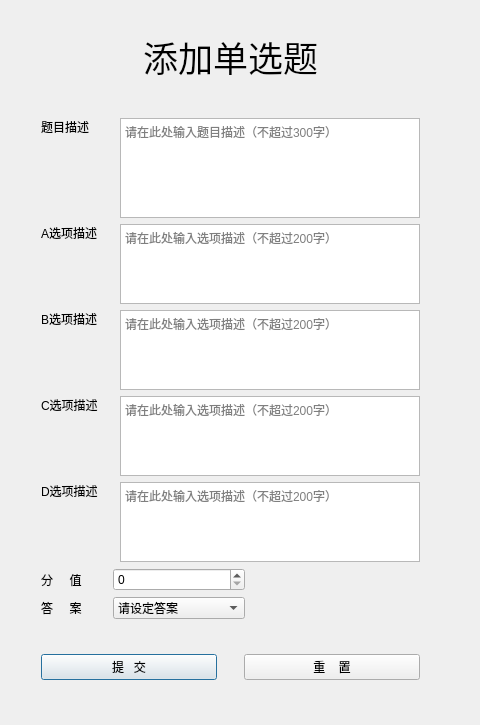
ChenjunYing/examsystem, file ExamSystem/AddChoice.ui: the form before one commit.
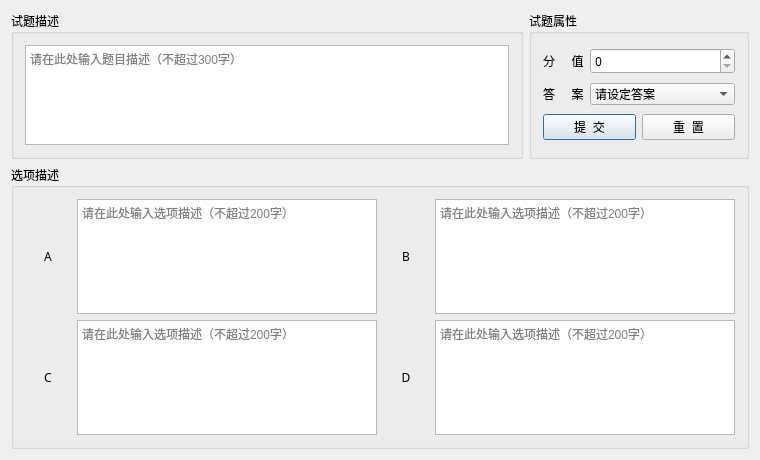
The form after the commit.

What changed in the file:
```diff
--- a/ExamSystem/AddChoice.ui
+++ b/ExamSystem/AddChoice.ui
@@ -6,22 +6,10 @@
    <rect>
     <x>0</x>
     <y>0</y>
-    <width>480</width>
-    <height>725</height>
+    <width>760</width>
+    <height>460</height>
    </rect>
   </property>
-  <property name="minimumSize">
-   <size>
-    <width>480</width>
-    <height>725</height>
-   </size>
-  </property>
-  <property name="maximumSize">
-   <size>
-    <width>480</width>
-    <height>725</height>
-   </size>
-  </property>
   <property name="windowTitle">
    <string>添加单选题</string>
   </property>
@@ -31,88 +19,24 @@
   <property name="modal">
    <bool>false</bool>
   </property>
-  <widget class="QWidget" name="layoutWidget">
-   <property name="geometry">
-    <rect>
-     <x>30</x>
-     <y>20</y>
-     <width>401</width>
-     <height>671</height>
-    </rect>
-   </property>
-   <layout class="QVBoxLayout" name="verticalLayout" stretch="0,0,0,0,0,0,0,0,0,0,0">
+  <layout class="QVBoxLayout" name="verticalLayout_3">
     <item>
-     <widget class="QLabel" name="label">
+    <layout class="QHBoxLayout" name="horizontalLayout_12" stretch="7,3">
+     <item>
+      <widget class="QGroupBox" name="groupBox_2">
       <property name="font">
        <font>
-        <family>黑体</family>
-        <pointsize>26</pointsize>
-        <weight>50</weight>
-        <bold>false</bold>
-       </font>
-      </property>
-      <property name="text">
-       <string>添加单选题</string>
-      </property>
-      <property name="textFormat">
-       <enum>Qt::AutoText</enum>
-      </property>
-      <property name="alignment">
-       <set>Qt::AlignCenter</set>
-      </property>
-     </widget>
-    </item>
-    <item>
-     <spacer name="verticalSpacer">
-      <property name="orientation">
-       <enum>Qt::Vertical</enum>
-      </property>
-      <property name="sizeHint" stdset="0">
-       <size>
-        <width>20</width>
-        <height>40</height>
-       </size>
-      </property>
-     </spacer>
-    </item>
-    <item>
-     <layout class="QHBoxLayout" name="Descriptions" stretch="0,0,0">
-      <item>
-       <widget class="QLabel" name="label_2">
-        <property name="sizePolicy">
-         <sizepolicy hsizetype="Preferred" vsizetype="Expanding">
-          <horstretch>0</horstretch>
-          <verstretch>0</verstretch>
-         </sizepolicy>
-        </property>
-        <property name="text">
-         <string>题目描述</string>
-        </property>
-        <property name="alignment">
-         <set>Qt::AlignLeading|Qt::AlignLeft|Qt::AlignTop</set>
-        </property>
-       </widget>
-      </item>
-      <item>
-       <spacer name="horizontalSpacer_4">
-        <property name="orientation">
-         <enum>Qt::Horizontal</enum>
-        </property>
-        <property name="sizeType">
-         <enum>QSizePolicy::Preferred</enum>
-        </property>
-        <property name="sizeHint" stdset="0">
-         <size>
-          <width>40</width>
-          <height>20</height>
-         </size>
-        </property>
-       </spacer>
-      </item>
+         <family>微软雅黑</family>
+        </font>
+       </property>
+       <property name="title">
+        <string>试题描述</string>
+       </property>
+       <layout class="QHBoxLayout" name="horizontalLayout_10">
       <item>
        <widget class="QTextEdit" name="description">
         <property name="sizePolicy">
-         <sizepolicy hsizetype="Preferred" vsizetype="Expanding">
+           <sizepolicy hsizetype="Expanding" vsizetype="Expanding">
           <horstretch>0</horstretch>
           <verstretch>0</verstretch>
          </sizepolicy>
@@ -123,11 +47,10 @@
           <height>100</height>
          </size>
         </property>
-        <property name="maximumSize">
-         <size>
-          <width>300</width>
-          <height>100</height>
-         </size>
+          <property name="font">
+           <font>
+            <family>Arial</family>
+           </font>
         </property>
         <property name="readOnly">
          <bool>false</bool>
@@ -136,8 +59,8 @@
          <string>&lt;!DOCTYPE HTML PUBLIC &quot;-//W3C//DTD HTML 4.0//EN&quot; &quot;http://www.w3.org/TR/REC-html40/strict.dtd&quot;&gt;
 &lt;html&gt;&lt;head&gt;&lt;meta name=&quot;qrichtext&quot; content=&quot;1&quot; /&gt;&lt;style type=&quot;text/css&quot;&gt;
 p, li { white-space: pre-wrap; }
-&lt;/style&gt;&lt;/head&gt;&lt;body style=&quot; font-family:'SimSun'; font-size:9pt; font-weight:400; font-style:normal;&quot;&gt;
-&lt;p style=&quot;-qt-paragraph-type:empty; margin-top:0px; margin-bottom:0px; margin-left:0px; margin-right:0px; -qt-block-indent:0; text-indent:0px;&quot;&gt;&lt;br /&gt;&lt;/p&gt;&lt;/body&gt;&lt;/html&gt;</string>
+&lt;/style&gt;&lt;/head&gt;&lt;body style=&quot; font-family:'Arial'; font-size:9pt; font-weight:400; font-style:normal;&quot;&gt;
+&lt;p style=&quot;-qt-paragraph-type:empty; margin-top:0px; margin-bottom:0px; margin-left:0px; margin-right:0px; -qt-block-indent:0; text-indent:0px; font-family:'SimSun';&quot;&gt;&lt;br /&gt;&lt;/p&gt;&lt;/body&gt;&lt;/html&gt;</string>
         </property>
         <property name="placeholderText">
          <string>请在此处输入题目描述（不超过300字）</string>
@@ -145,229 +68,21 @@
        </widget>
       </item>
      </layout>
-    </item>
-    <item>
-     <layout class="QHBoxLayout" name="A" stretch="1,0,8">
-      <item>
-       <widget class="QLabel" name="label_3">
-        <property name="text">
-         <string>A选项描述</string>
-        </property>
-        <property name="alignment">
-         <set>Qt::AlignLeading|Qt::AlignLeft|Qt::AlignTop</set>
-        </property>
        </widget>
       </item>
       <item>
-       <spacer name="horizontalSpacer_7">
-        <property name="orientation">
-         <enum>Qt::Horizontal</enum>
-        </property>
-        <property name="sizeHint" stdset="0">
-         <size>
-          <width>40</width>
-          <height>20</height>
-         </size>
-        </property>
-       </spacer>
-      </item>
+      <widget class="QGroupBox" name="groupBox_3">
+       <property name="font">
+        <font>
+         <family>微软雅黑</family>
+        </font>
+       </property>
+       <property name="title">
+        <string>试题属性</string>
+       </property>
+       <layout class="QVBoxLayout" name="verticalLayout_2">
       <item>
-       <widget class="QTextEdit" name="choiceA">
-        <property name="sizePolicy">
-         <sizepolicy hsizetype="Preferred" vsizetype="Expanding">
-          <horstretch>0</horstretch>
-          <verstretch>0</verstretch>
-         </sizepolicy>
-        </property>
-        <property name="minimumSize">
-         <size>
-          <width>300</width>
-          <height>80</height>
-         </size>
-        </property>
-        <property name="maximumSize">
-         <size>
-          <width>300</width>
-          <height>80</height>
-         </size>
-        </property>
-        <property name="readOnly">
-         <bool>false</bool>
-        </property>
-        <property name="placeholderText">
-         <string>请在此处输入选项描述（不超过200字）</string>
-        </property>
-       </widget>
-      </item>
-     </layout>
-    </item>
-    <item>
-     <layout class="QHBoxLayout" name="B" stretch="1,0,8">
-      <item>
-       <widget class="QLabel" name="label_4">
-        <property name="text">
-         <string>B选项描述</string>
-        </property>
-        <property name="alignment">
-         <set>Qt::AlignLeading|Qt::AlignLeft|Qt::AlignTop</set>
-        </property>
-       </widget>
-      </item>
-      <item>
-       <spacer name="horizontalSpacer_8">
-        <property name="orientation">
-         <enum>Qt::Horizontal</enum>
-        </property>
-        <property name="sizeHint" stdset="0">
-         <size>
-          <width>40</width>
-          <height>20</height>
-         </size>
-        </property>
-       </spacer>
-      </item>
-      <item>
-       <widget class="QTextEdit" name="choiceB">
-        <property name="sizePolicy">
-         <sizepolicy hsizetype="Preferred" vsizetype="Expanding">
-          <horstretch>0</horstretch>
-          <verstretch>0</verstretch>
-         </sizepolicy>
-        </property>
-        <property name="minimumSize">
-         <size>
-          <width>300</width>
-          <height>80</height>
-         </size>
-        </property>
-        <property name="maximumSize">
-         <size>
-          <width>300</width>
-          <height>80</height>
-         </size>
-        </property>
-        <property name="readOnly">
-         <bool>false</bool>
-        </property>
-        <property name="placeholderText">
-         <string>请在此处输入选项描述（不超过200字）</string>
-        </property>
-       </widget>
-      </item>
-     </layout>
-    </item>
-    <item>
-     <layout class="QHBoxLayout" name="C" stretch="1,0,8">
-      <item>
-       <widget class="QLabel" name="label_5">
-        <property name="text">
-         <string>C选项描述</string>
-        </property>
-        <property name="alignment">
-         <set>Qt::AlignLeading|Qt::AlignLeft|Qt::AlignTop</set>
-        </property>
-       </widget>
-      </item>
-      <item>
-       <spacer name="horizontalSpacer_9">
-        <property name="orientation">
-         <enum>Qt::Horizontal</enum>
-        </property>
-        <property name="sizeHint" stdset="0">
-         <size>
-          <width>40</width>
-          <height>20</height>
-         </size>
-        </property>
-       </spacer>
-      </item>
-      <item>
-       <widget class="QTextEdit" name="choiceC">
-        <property name="sizePolicy">
-         <sizepolicy hsizetype="Preferred" vsizetype="Expanding">
-          <horstretch>0</horstretch>
-          <verstretch>0</verstretch>
-         </sizepolicy>
-        </property>
-        <property name="minimumSize">
-         <size>
-          <width>300</width>
-          <height>80</height>
-         </size>
-        </property>
-        <property name="maximumSize">
-         <size>
-          <width>300</width>
-          <height>80</height>
-         </size>
-        </property>
-        <property name="readOnly">
-         <bool>false</bool>
-        </property>
-        <property name="placeholderText">
-         <string>请在此处输入选项描述（不超过200字）</string>
-        </property>
-       </widget>
-      </item>
-     </layout>
-    </item>
-    <item>
-     <layout class="QHBoxLayout" name="D" stretch="1,0,8">
-      <item>
-       <widget class="QLabel" name="label_6">
-        <property name="text">
-         <string>D选项描述</string>
-        </property>
-        <property name="alignment">
-         <set>Qt::AlignLeading|Qt::AlignLeft|Qt::AlignTop</set>
-        </property>
-       </widget>
-      </item>
-      <item>
-       <spacer name="horizontalSpacer_10">
-        <property name="orientation">
-         <enum>Qt::Horizontal</enum>
-        </property>
-        <property name="sizeHint" stdset="0">
-         <size>
-          <width>40</width>
-          <height>20</height>
-         </size>
-        </property>
-       </spacer>
-      </item>
-      <item>
-       <widget class="QTextEdit" name="choiceD">
-        <property name="sizePolicy">
-         <sizepolicy hsizetype="Preferred" vsizetype="Expanding">
-          <horstretch>0</horstretch>
-          <verstretch>0</verstretch>
-         </sizepolicy>
-        </property>
-        <property name="minimumSize">
-         <size>
-          <width>300</width>
-          <height>80</height>
-         </size>
-        </property>
-        <property name="maximumSize">
-         <size>
-          <width>300</width>
-          <height>80</height>
-         </size>
-        </property>
-        <property name="readOnly">
-         <bool>false</bool>
-        </property>
-        <property name="placeholderText">
-         <string>请在此处输入选项描述（不超过200字）</string>
-        </property>
-       </widget>
-      </item>
-     </layout>
-    </item>
-    <item>
-     <layout class="QHBoxLayout" name="horizontalLayout" stretch="3,0,3,4">
+         <layout class="QHBoxLayout" name="horizontalLayout_2">
       <item>
        <widget class="QLabel" name="label_7">
         <property name="sizePolicy">
@@ -376,27 +91,16 @@
           <verstretch>0</verstretch>
          </sizepolicy>
         </property>
+            <property name="font">
+             <font>
+              <family>Arial</family>
+             </font>
+            </property>
         <property name="text">
          <string>分     值</string>
         </property>
        </widget>
       </item>
-      <item>
-       <spacer name="horizontalSpacer_5">
-        <property name="orientation">
-         <enum>Qt::Horizontal</enum>
-        </property>
-        <property name="sizeType">
-         <enum>QSizePolicy::Fixed</enum>
-        </property>
-        <property name="sizeHint" stdset="0">
-         <size>
-          <width>25</width>
-          <height>20</height>
-         </size>
-        </property>
-       </spacer>
-      </item>
       <item>
        <widget class="QSpinBox" name="score">
         <property name="sizePolicy">
@@ -410,23 +114,10 @@
         </property>
        </widget>
       </item>
-      <item>
-       <spacer name="horizontalSpacer_3">
-        <property name="orientation">
-         <enum>Qt::Horizontal</enum>
-        </property>
-        <property name="sizeHint" stdset="0">
-         <size>
-          <width>40</width>
-          <height>20</height>
-         </size>
-        </property>
-       </spacer>
-      </item>
      </layout>
     </item>
     <item>
-     <layout class="QHBoxLayout" name="horizontalLayout_3" stretch="3,0,3,4">
+         <layout class="QHBoxLayout" name="horizontalLayout_8">
       <item>
        <widget class="QLabel" name="label_8">
         <property name="sizePolicy">
@@ -435,27 +126,16 @@
           <verstretch>0</verstretch>
          </sizepolicy>
         </property>
+            <property name="font">
+             <font>
+              <family>Arial</family>
+             </font>
+            </property>
         <property name="text">
          <string>答     案</string>
         </property>
        </widget>
       </item>
-      <item>
-       <spacer name="horizontalSpacer_6">
-        <property name="orientation">
-         <enum>Qt::Horizontal</enum>
-        </property>
-        <property name="sizeType">
-         <enum>QSizePolicy::Fixed</enum>
-        </property>
-        <property name="sizeHint" stdset="0">
-         <size>
-          <width>25</width>
-          <height>20</height>
-         </size>
-        </property>
-       </spacer>
-      </item>
       <item>
        <widget class="QComboBox" name="answer">
         <property name="sizePolicy">
@@ -464,6 +144,11 @@
           <verstretch>0</verstretch>
          </sizepolicy>
         </property>
+            <property name="font">
+             <font>
+              <family>Times New Roman</family>
+             </font>
+            </property>
         <item>
          <property name="text">
           <string>请设定答案</string>
@@ -491,60 +176,43 @@
         </item>
        </widget>
       </item>
-      <item>
-       <spacer name="horizontalSpacer_2">
-        <property name="orientation">
-         <enum>Qt::Horizontal</enum>
-        </property>
-        <property name="sizeHint" stdset="0">
-         <size>
-          <width>40</width>
-          <height>20</height>
-         </size>
-        </property>
-       </spacer>
-      </item>
      </layout>
     </item>
     <item>
-     <spacer name="verticalSpacer_2">
-      <property name="orientation">
-       <enum>Qt::Vertical</enum>
-      </property>
-      <property name="sizeHint" stdset="0">
-       <size>
-        <width>20</width>
-        <height>40</height>
-       </size>
-      </property>
-     </spacer>
-    </item>
-    <item>
-     <layout class="QHBoxLayout" name="horizontalLayout_2" stretch="8,1,8">
+         <layout class="QHBoxLayout" name="horizontalLayout_9">
       <item>
        <widget class="QPushButton" name="submitBtn">
+            <property name="sizePolicy">
+             <sizepolicy hsizetype="Preferred" vsizetype="Fixed">
+              <horstretch>0</horstretch>
+              <verstretch>0</verstretch>
+             </sizepolicy>
+            </property>
+            <property name="font">
+             <font>
+              <family>Arial</family>
+             </font>
+            </property>
         <property name="text">
-         <string>提   交</string>
+             <string>提  交</string>
         </property>
        </widget>
       </item>
-      <item>
-       <spacer name="horizontalSpacer">
-        <property name="orientation">
-         <enum>Qt::Horizontal</enum>
-        </property>
-        <property name="sizeHint" stdset="0">
-         <size>
-          <width>40</width>
-          <height>20</height>
-         </size>
-        </property>
-       </spacer>
-      </item>
       <item>
        <widget class="QPushButton" name="resetBtn">
+            <property name="sizePolicy">
+             <sizepolicy hsizetype="Preferred" vsizetype="Fixed">
+              <horstretch>0</horstretch>
+              <verstretch>0</verstretch>
+             </sizepolicy>
+            </property>
+            <property name="font">
+             <font>
+              <family>Arial</family>
+             </font>
+            </property>
         <property name="text">
-         <string>重    置</string>
+             <string>重  置</string>
         </property>
        </widget>
       </item>
@@ -552,6 +220,236 @@
     </item>
    </layout>
   </widget>
+     </item>
+    </layout>
+   </item>
+   <item>
+    <widget class="QGroupBox" name="groupBox">
+     <property name="font">
+      <font>
+       <family>微软雅黑</family>
+      </font>
+     </property>
+     <property name="title">
+      <string>选项描述</string>
+     </property>
+     <layout class="QHBoxLayout" name="horizontalLayout_11">
+      <item>
+       <layout class="QVBoxLayout" name="verticalLayout">
+        <item>
+         <layout class="QHBoxLayout" name="horizontalLayout_6" stretch="1,1">
+          <item>
+           <layout class="QHBoxLayout" name="horizontalLayout" stretch="1,4">
+            <item>
+             <widget class="QLabel" name="label_3">
+              <property name="sizePolicy">
+               <sizepolicy hsizetype="Preferred" vsizetype="Fixed">
+                <horstretch>0</horstretch>
+                <verstretch>0</verstretch>
+               </sizepolicy>
+              </property>
+              <property name="styleSheet">
+               <string notr="true">font: 75 14pt &quot;Arial&quot;;</string>
+              </property>
+              <property name="text">
+               <string>A</string>
+              </property>
+              <property name="alignment">
+               <set>Qt::AlignCenter</set>
+              </property>
+             </widget>
+            </item>
+            <item>
+             <widget class="QTextEdit" name="choiceB">
+              <property name="sizePolicy">
+               <sizepolicy hsizetype="Expanding" vsizetype="Expanding">
+                <horstretch>0</horstretch>
+                <verstretch>0</verstretch>
+               </sizepolicy>
+              </property>
+              <property name="minimumSize">
+               <size>
+                <width>300</width>
+                <height>80</height>
+               </size>
+              </property>
+              <property name="font">
+               <font>
+                <family>Arial</family>
+               </font>
+              </property>
+              <property name="readOnly">
+               <bool>false</bool>
+              </property>
+              <property name="placeholderText">
+               <string>请在此处输入选项描述（不超过200字）</string>
+              </property>
+             </widget>
+            </item>
+           </layout>
+          </item>
+          <item>
+           <layout class="QHBoxLayout" name="horizontalLayout_3" stretch="1,4">
+            <item>
+             <widget class="QLabel" name="label_4">
+              <property name="sizePolicy">
+               <sizepolicy hsizetype="Preferred" vsizetype="Fixed">
+                <horstretch>0</horstretch>
+                <verstretch>0</verstretch>
+               </sizepolicy>
+              </property>
+              <property name="styleSheet">
+               <string notr="true">font: 75 14pt &quot;Arial&quot;;</string>
+              </property>
+              <property name="text">
+               <string>B</string>
+              </property>
+              <property name="alignment">
+               <set>Qt::AlignCenter</set>
+              </property>
+             </widget>
+            </item>
+            <item>
+             <widget class="QTextEdit" name="choiceA">
+              <property name="sizePolicy">
+               <sizepolicy hsizetype="Expanding" vsizetype="Expanding">
+                <horstretch>0</horstretch>
+                <verstretch>0</verstretch>
+               </sizepolicy>
+              </property>
+              <property name="minimumSize">
+               <size>
+                <width>300</width>
+                <height>80</height>
+               </size>
+              </property>
+              <property name="font">
+               <font>
+                <family>Arial</family>
+               </font>
+              </property>
+              <property name="readOnly">
+               <bool>false</bool>
+              </property>
+              <property name="placeholderText">
+               <string>请在此处输入选项描述（不超过200字）</string>
+              </property>
+             </widget>
+            </item>
+           </layout>
+          </item>
+         </layout>
+        </item>
+        <item>
+         <layout class="QHBoxLayout" name="horizontalLayout_7">
+          <item>
+           <layout class="QHBoxLayout" name="horizontalLayout_4" stretch="1,4">
+            <item>
+             <widget class="QLabel" name="label_5">
+              <property name="sizePolicy">
+               <sizepolicy hsizetype="Preferred" vsizetype="Fixed">
+                <horstretch>0</horstretch>
+                <verstretch>0</verstretch>
+               </sizepolicy>
+              </property>
+              <property name="styleSheet">
+               <string notr="true">font: 75 14pt &quot;Arial&quot;;</string>
+              </property>
+              <property name="text">
+               <string>C</string>
+              </property>
+              <property name="alignment">
+               <set>Qt::AlignCenter</set>
+              </property>
+             </widget>
+            </item>
+            <item>
+             <widget class="QTextEdit" name="choiceC">
+              <property name="sizePolicy">
+               <sizepolicy hsizetype="Expanding" vsizetype="Expanding">
+                <horstretch>0</horstretch>
+                <verstretch>0</verstretch>
+               </sizepolicy>
+              </property>
+              <property name="minimumSize">
+               <size>
+                <width>300</width>
+                <height>80</height>
+               </size>
+              </property>
+              <property name="font">
+               <font>
+                <family>Arial</family>
+               </font>
+              </property>
+              <property name="readOnly">
+               <bool>false</bool>
+              </property>
+              <property name="placeholderText">
+               <string>请在此处输入选项描述（不超过200字）</string>
+              </property>
+             </widget>
+            </item>
+           </layout>
+          </item>
+          <item>
+           <layout class="QHBoxLayout" name="horizontalLayout_5" stretch="1,4">
+            <item>
+             <widget class="QLabel" name="label_6">
+              <property name="sizePolicy">
+               <sizepolicy hsizetype="Preferred" vsizetype="Fixed">
+                <horstretch>0</horstretch>
+                <verstretch>0</verstretch>
+               </sizepolicy>
+              </property>
+              <property name="styleSheet">
+               <string notr="true">font: 75 14pt &quot;Arial&quot;;</string>
+              </property>
+              <property name="text">
+               <string>D</string>
+              </property>
+              <property name="alignment">
+               <set>Qt::AlignCenter</set>
+              </property>
+             </widget>
+            </item>
+            <item>
+             <widget class="QTextEdit" name="choiceD">
+              <property name="sizePolicy">
+               <sizepolicy hsizetype="Expanding" vsizetype="Expanding">
+                <horstretch>0</horstretch>
+                <verstretch>0</verstretch>
+               </sizepolicy>
+              </property>
+              <property name="minimumSize">
+               <size>
+                <width>300</width>
+                <height>80</height>
+               </size>
+              </property>
+              <property name="font">
+               <font>
+                <family>Arial</family>
+               </font>
+              </property>
+              <property name="readOnly">
+               <bool>false</bool>
+              </property>
+              <property name="placeholderText">
+               <string>请在此处输入选项描述（不超过200字）</string>
+              </property>
+             </widget>
+            </item>
+           </layout>
+          </item>
+         </layout>
+        </item>
+       </layout>
+      </item>
+     </layout>
+    </widget>
+   </item>
+  </layout>
  </widget>
  <layoutdefault spacing="6" margin="11"/>
  <resources/>
```
Lines whose indentation alone changed are shown as unchanged.
